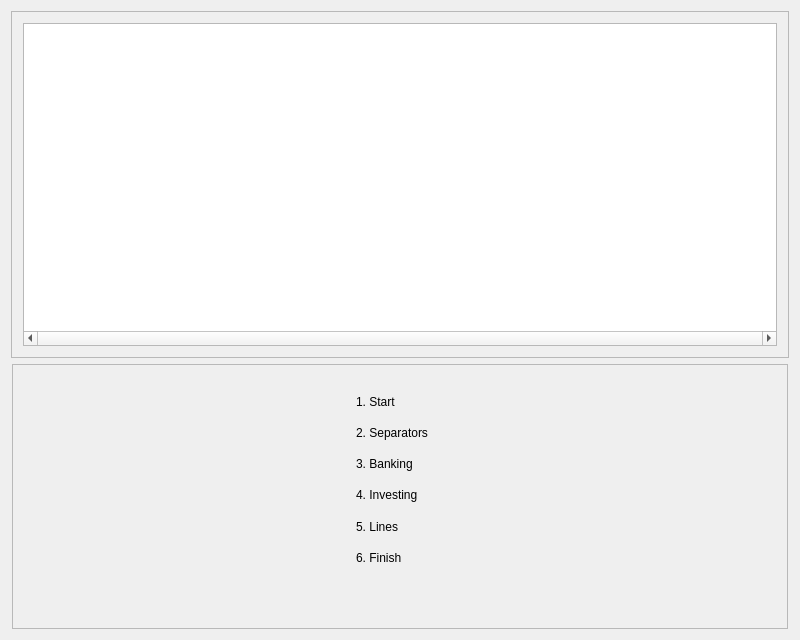
Qt form kmymoney/plugins/csvimport/csvdialog.ui (KDE/kmymoney) before a commit.
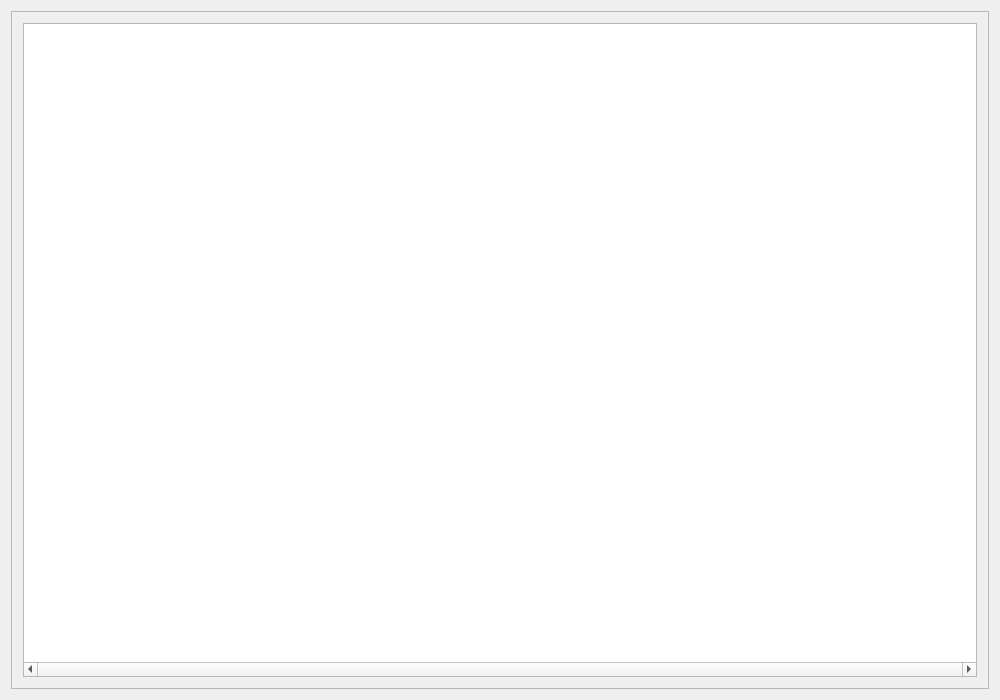
The same form after that commit.

The edit to the form file:
```diff
--- a/kmymoney/plugins/csvimport/csvdialog.ui
+++ b/kmymoney/plugins/csvimport/csvdialog.ui
@@ -6,14 +6,14 @@
    <rect>
     <x>0</x>
     <y>0</y>
-    <width>800</width>
-    <height>640</height>
+    <width>1000</width>
+    <height>700</height>
    </rect>
   </property>
   <property name="minimumSize">
    <size>
     <width>790</width>
-    <height>420</height>
+    <height>172</height>
    </size>
   </property>
   <property name="windowTitle">
@@ -89,180 +89,6 @@
      </layout>
     </widget>
    </item>
-   <item>
-    <layout class="QHBoxLayout" name="horizontalLayout_low" stretch="1,800,1">
-     <item>
-      <spacer name="horizontalSpacer">
-       <property name="orientation">
-        <enum>Qt::Horizontal</enum>
-       </property>
-       <property name="sizeHint" stdset="0">
-        <size>
-         <width>31</width>
-         <height>58</height>
-        </size>
-       </property>
-      </spacer>
-     </item>
-     <item>
-      <widget class="QFrame" name="frame_low">
-       <property name="minimumSize">
-        <size>
-         <width>0</width>
-         <height>260</height>
-        </size>
-       </property>
-       <property name="maximumSize">
-        <size>
-         <width>800</width>
-         <height>265</height>
-        </size>
-       </property>
-       <property name="frameShape">
-        <enum>QFrame::StyledPanel</enum>
-       </property>
-       <property name="frameShadow">
-        <enum>QFrame::Raised</enum>
-       </property>
-       <layout class="QHBoxLayout" name="horizontalLayout" stretch="0">
-        <property name="spacing">
-         <number>0</number>
-        </property>
-        <property name="leftMargin">
-         <number>4</number>
-        </property>
-        <property name="topMargin">
-         <number>4</number>
-        </property>
-        <property name="rightMargin">
-         <number>4</number>
-        </property>
-        <property name="bottomMargin">
-         <number>2</number>
-        </property>
-        <item>
-         <widget class="QFrame" name="frame_stage">
-          <property name="maximumSize">
-           <size>
-            <width>110</width>
-            <height>16777215</height>
-           </size>
-          </property>
-          <property name="frameShape">
-           <enum>QFrame::NoFrame</enum>
-          </property>
-          <property name="frameShadow">
-           <enum>QFrame::Plain</enum>
-          </property>
-          <layout class="QVBoxLayout" name="verticalLayout_2" stretch="10,200,50">
-           <property name="rightMargin">
-            <number>2</number>
-           </property>
-           <item>
-            <spacer name="verticalSpacer">
-             <property name="orientation">
-              <enum>Qt::Vertical</enum>
-             </property>
-             <property name="sizeHint" stdset="0">
-              <size>
-               <width>20</width>
-               <height>6</height>
-              </size>
-             </property>
-            </spacer>
-           </item>
-           <item>
-            <layout class="QVBoxLayout" name="verticalLayout_stage">
-             <item>
-              <widget class="QLabel" name="label_intro">
-               <property name="minimumSize">
-                <size>
-                 <width>90</width>
-                 <height>0</height>
-                </size>
-               </property>
-               <property name="text">
-                <string comment="Noun, the introduction." extracomment="Noun, the introduction.">1. Start</string>
-               </property>
-              </widget>
-             </item>
-             <item>
-              <widget class="QLabel" name="label_separator">
-               <property name="minimumSize">
-                <size>
-                 <width>90</width>
-                 <height>0</height>
-                </size>
-               </property>
-               <property name="text">
-                <string>2. Separators</string>
-               </property>
-              </widget>
-             </item>
-             <item>
-              <widget class="QLabel" name="label_banking">
-               <property name="text">
-                <string>3. Banking</string>
-               </property>
-              </widget>
-             </item>
-             <item>
-              <widget class="QLabel" name="label_investing">
-               <property name="text">
-                <string>4. Investing</string>
-               </property>
-              </widget>
-             </item>
-             <item>
-              <widget class="QLabel" name="label_lines">
-               <property name="text">
-                <string>5. Lines</string>
-               </property>
-              </widget>
-             </item>
-             <item>
-              <widget class="QLabel" name="label_finish">
-               <property name="text">
-                <string comment="Noun, the end." extracomment="Noun, the end.">6. Finish</string>
-               </property>
-              </widget>
-             </item>
-            </layout>
-           </item>
-           <item>
-            <spacer name="verticalSpacer_2">
-             <property name="orientation">
-              <enum>Qt::Vertical</enum>
-             </property>
-             <property name="sizeHint" stdset="0">
-              <size>
-               <width>20</width>
-               <height>42</height>
-              </size>
-             </property>
-            </spacer>
-           </item>
-          </layout>
-         </widget>
-        </item>
-       </layout>
-      </widget>
-     </item>
-     <item>
-      <spacer name="horizontalSpacer_2">
-       <property name="orientation">
-        <enum>Qt::Horizontal</enum>
-       </property>
-       <property name="sizeHint" stdset="0">
-        <size>
-         <width>65</width>
-         <height>68</height>
-        </size>
-       </property>
-      </spacer>
-     </item>
-    </layout>
-   </item>
   </layout>
  </widget>
  <layoutdefault spacing="6" margin="11"/>
```
Left out of the diff: 8 changed lines with no effect on the pictures.
